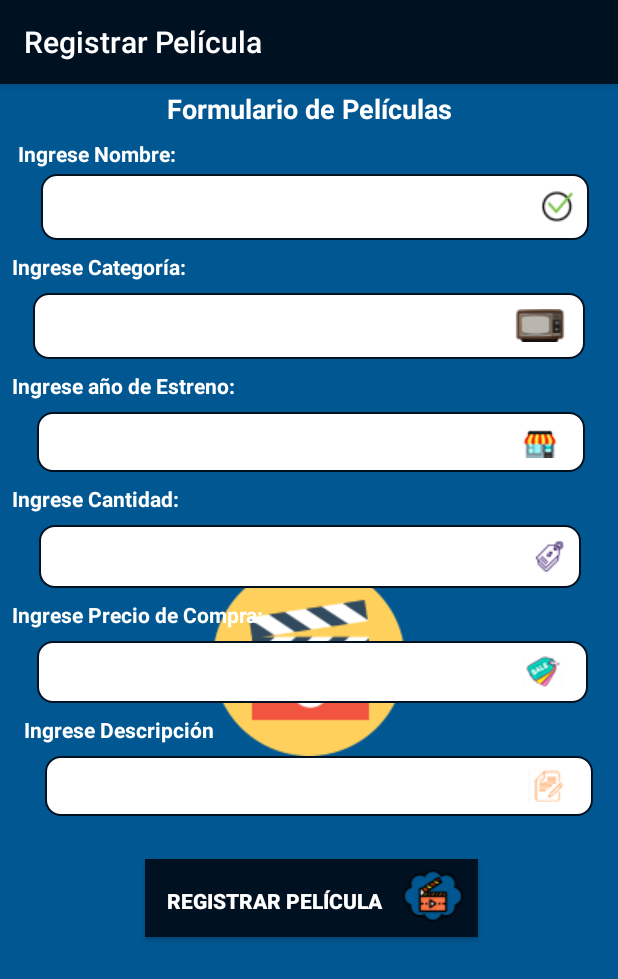
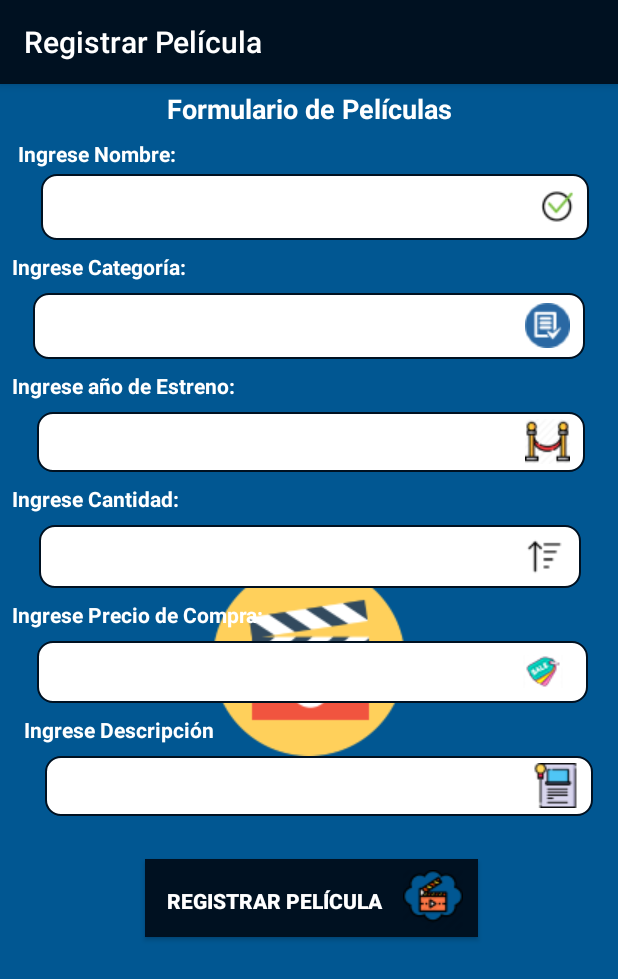
Before and after one commit to synowin12/Aplicaciones_moviles, an Android app: the FormularioCelulares screen opened directly, with no data from a screen before it, on a phone screen of 412 x 824 dp. Shown: the top 979 px of the screen. Run offline under Robolectric (Android 15) with nearby library versions, the phone set to English and light mode, and no system bars.

Commit message:
Cambios de imágenes
Cambio de lunes en a mañana

```diff
--- a/app/src/main/res/layout/activity_formulario_peliculas.xml
+++ b/app/src/main/res/layout/activity_formulario_peliculas.xml
@@ -96,7 +96,7 @@
         android:layout_height="44dp"
         android:layout_marginTop="8dp"
         android:background="@drawable/custom_edit"
-        android:drawableRight="@drawable/modelo"
+        android:drawableRight="@drawable/categoria"
         android:drawablePadding="12dp"
         android:ems="10"
         android:inputType="textPersonName"
@@ -112,7 +112,7 @@
         android:layout_height="40dp"
         android:layout_marginTop="8dp"
         android:background="@drawable/custom_edit"
-        android:drawableRight="@drawable/tienda"
+        android:drawableRight="@drawable/estreno"
         android:drawablePadding="12dp"
         android:ems="10"
         android:inputType="textEmailAddress"
@@ -148,7 +148,7 @@
         android:layout_marginTop="8dp"
         android:layout_marginEnd="84dp"
         android:background="@drawable/custom_edit"
-        android:drawableRight="@drawable/precio_compra"
+        android:drawableRight="@drawable/cantidad"
         android:drawablePadding="12dp"
         android:ems="10"
         android:inputType="number"
```
Also changed, not shown: app/src/main/res/drawable/cantidad.png (added), app/src/main/res/drawable/categoria.png (added), app/src/main/res/drawable/descripcion.png, app/src/main/res/drawable/estreno.png (added).
